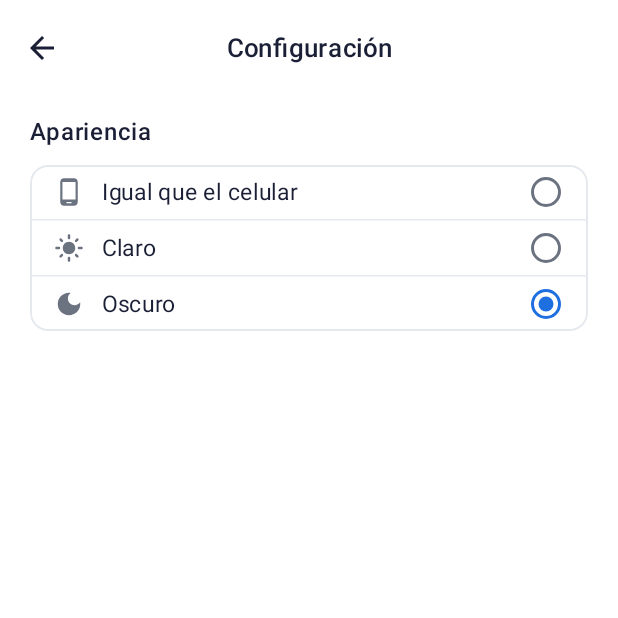
After one commit to UTN-FRBA-Mobile/ColdSense, an Android app built with Jetpack Compose: the composable SettingsScreen shown on its own in the app's theme, on a phone screen of 412 x 824 dp, the top half of it. The commit adds this screen. Run offline under Robolectric (Android 15) with nearby library versions, the phone set to English and light mode, and no system bars; our stand-ins replace Voyager; 2 statements that could not run were skipped.

Commit message:
Agrego la pantalla de Configuración para elegir el tema
Desde el Home (ícono de engranaje) se puede elegir entre usar el tema
del celular, claro u oscuro. La elección se guarda en el celular y se
aplica en el momento, incluidos los íconos de la barra de estado.

```diff
--- /dev/null
+++ b/android/app/src/main/java/ar/edu/utn/coldsense/features/settings/SettingsScreen.kt
@@ -0,0 +1,218 @@
+package ar.edu.utn.coldsense.features.settings
+
+import androidx.compose.foundation.background
+import androidx.compose.foundation.border
+import androidx.compose.foundation.layout.Arrangement
+import androidx.compose.foundation.layout.Column
+import androidx.compose.foundation.layout.Row
+import androidx.compose.foundation.layout.Spacer
+import androidx.compose.foundation.layout.fillMaxSize
+import androidx.compose.foundation.layout.fillMaxWidth
+import androidx.compose.foundation.layout.navigationBarsPadding
+import androidx.compose.foundation.layout.padding
+import androidx.compose.foundation.layout.size
+import androidx.compose.foundation.layout.statusBarsPadding
+import androidx.compose.foundation.layout.width
+import androidx.compose.foundation.selection.selectable
+import androidx.compose.foundation.selection.selectableGroup
+import androidx.compose.foundation.shape.RoundedCornerShape
+import androidx.compose.material.icons.Icons
+import androidx.compose.material.icons.automirrored.filled.ArrowBack
+import androidx.compose.material.icons.filled.DarkMode
+import androidx.compose.material.icons.filled.LightMode
+import androidx.compose.material.icons.filled.PhoneAndroid
+import androidx.compose.material3.HorizontalDivider
+import androidx.compose.material3.Icon
+import androidx.compose.material3.IconButton
+import androidx.compose.material3.MaterialTheme
+import androidx.compose.material3.RadioButton
+import androidx.compose.material3.RadioButtonDefaults
+import androidx.compose.material3.Text
+import androidx.compose.runtime.Composable
+import androidx.compose.runtime.collectAsState
+import androidx.compose.runtime.getValue
+import androidx.compose.ui.Alignment
+import androidx.compose.ui.Modifier
+import androidx.compose.ui.draw.clip
+import androidx.compose.ui.graphics.vector.ImageVector
+import androidx.compose.ui.semantics.Role
+import androidx.compose.ui.text.font.FontWeight
+import androidx.compose.ui.text.style.TextAlign
+import androidx.compose.ui.unit.dp
+import androidx.compose.ui.unit.sp
+import cafe.adriel.voyager.core.screen.Screen
+import cafe.adriel.voyager.navigator.LocalNavigator
+import ar.edu.utn.coldsense.data.preferencias.ModoTema
+import ar.edu.utn.coldsense.data.preferencias.PreferenciasTema
+import ar.edu.utn.coldsense.ui.theme.ColdSenseTheme
+
+/*
+ * ================================================================
+ * SETTINGS SCREEN
+ * ================================================================
+ */
+class SettingsScreen : Screen {
+
+    @Composable
+    override fun Content() {
+
+        val navigator = LocalNavigator.current
+        val modoTema by PreferenciasTema.modo.collectAsState()
+
+        SettingsContent(
+            modoTema = modoTema,
+            onModoTemaClick = PreferenciasTema::cambiar,
+            onBack = { navigator?.pop() }
+        )
+    }
+}
+
+/*
+ * ================================================================
+ * SETTINGS CONTENT
+ * ================================================================
+ */
+@Composable
+fun SettingsContent(
+    modoTema: ModoTema,
+    onModoTemaClick: (ModoTema) -> Unit,
+    onBack: () -> Unit
+) {
+    Column(
+        modifier = Modifier
+            .fillMaxSize()
+            .background(MaterialTheme.colorScheme.background)
+    ) {
+
+        SettingsHeader(onBack = onBack)
+
+        Column(
+            modifier = Modifier
+                .fillMaxWidth()
+                .navigationBarsPadding()
+                .padding(horizontal = 20.dp, vertical = 12.dp),
+            verticalArrangement = Arrangement.spacedBy(10.dp)
+        ) {
+
+            Text(
+                text = "Apariencia",
+                fontSize = 16.sp,
+                fontWeight = FontWeight.SemiBold,
+                color = ColdSenseTheme.colors.textPrimary
+            )
+
+            // Opciones del tema: se aplica apenas se toca, sin botón de guardar
+            Column(
+                modifier = Modifier
+                    .fillMaxWidth()
+                    .clip(RoundedCornerShape(12.dp))
+                    .border(1.dp, ColdSenseTheme.colors.border, RoundedCornerShape(12.dp))
+                    .selectableGroup()
+            ) {
+                ModoTema.entries.forEachIndexed { index, modo ->
+                    if (index > 0) {
+                        HorizontalDivider(color = ColdSenseTheme.colors.border)
+                    }
+                    OpcionTema(
+                        icon = modo.icono(),
+                        texto = modo.texto(),
+                        seleccionada = modo == modoTema,
+                        onClick = { onModoTemaClick(modo) }
+                    )
+                }
+            }
+        }
+    }
+}
+
+/*
+ * ================================================================
+ * HEADER
+ * ================================================================
+ */
+@Composable
+private fun SettingsHeader(onBack: () -> Unit) {
+    Row(
+        modifier = Modifier
+            .fillMaxWidth()
+            .statusBarsPadding()
+            .padding(horizontal = 4.dp, vertical = 8.dp),
+        verticalAlignment = Alignment.CenterVertically
+    ) {
+        IconButton(onClick = onBack) {
+            Icon(
+                imageVector = Icons.AutoMirrored.Filled.ArrowBack,
+                contentDescription = "Volver",
+                tint = ColdSenseTheme.colors.textPrimary
+            )
+        }
+
+        Text(
+            text = "Configuración",
+            modifier = Modifier.weight(1f),
+            textAlign = TextAlign.Center,
+            fontSize = 17.sp,
+            fontWeight = FontWeight.SemiBold,
+            color = ColdSenseTheme.colors.textPrimary
+        )
+
+        // Espacio del mismo ancho que el botón de volver, para centrar el título
+        Spacer(modifier = Modifier.size(48.dp))
+    }
+}
+
+/*
+ * ================================================================
+ * HELPERS
+ * ================================================================
+ */
+@Composable
+private fun OpcionTema(
+    icon: ImageVector,
+    texto: String,
+    seleccionada: Boolean,
+    onClick: () -> Unit
+) {
+    Row(
+        modifier = Modifier
+            .fillMaxWidth()
+            .selectable(selected = seleccionada, onClick = onClick, role = Role.RadioButton)
+            .padding(horizontal = 16.dp, vertical = 6.dp),
+        verticalAlignment = Alignment.CenterVertically
+    ) {
+        Icon(
+            imageVector = icon,
+            contentDescription = null,
+            tint = ColdSenseTheme.colors.textSecondary,
+            modifier = Modifier.size(20.dp)
+        )
+        Spacer(modifier = Modifier.width(12.dp))
+        Text(
+            text = texto,
+            modifier = Modifier.weight(1f),
+            fontSize = 15.sp,
+            color = ColdSenseTheme.colors.textPrimary
+        )
+        // El click lo maneja la fila entera
+        RadioButton(
+            selected = seleccionada,
+            onClick = null,
+            colors = RadioButtonDefaults.colors(
+                selectedColor = ColdSenseTheme.colors.primary,
+                unselectedColor = ColdSenseTheme.colors.textSecondary
+            )
+        )
+    }
+}
+
+private fun ModoTema.texto(): String = when (this) {
+    ModoTema.Sistema -> "Igual que el celular"
+    ModoTema.Claro -> "Claro"
+    ModoTema.Oscuro -> "Oscuro"
+}
+
+private fun ModoTema.icono(): ImageVector = when (this) {
+    ModoTema.Sistema -> Icons.Default.PhoneAndroid
+    ModoTema.Claro -> Icons.Default.LightMode
+    ModoTema.Oscuro -> Icons.Default.DarkMode
+}
```
Also changed, not shown: android/app/src/main/java/ar/edu/utn/coldsense/MainActivity.kt (+22 -1 lines), android/app/src/main/java/ar/edu/utn/coldsense/data/preferencias/PreferenciasTema.kt (added, +55 -0 lines), android/app/src/main/java/ar/edu/utn/coldsense/features/home/HomeScreen.kt (+11 -0 lines), 1 other file.
